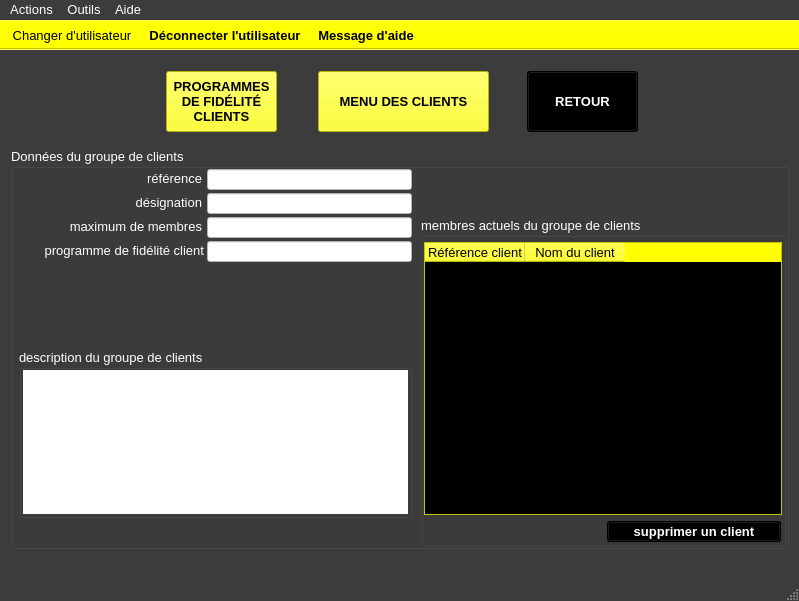
First picture: the form in ui/crm/details/yeroth-erp-details-dun-groupe-de-clients-window.ui, repository xnoumbissinoundou/yeroth-erp-3.0, before the edit.
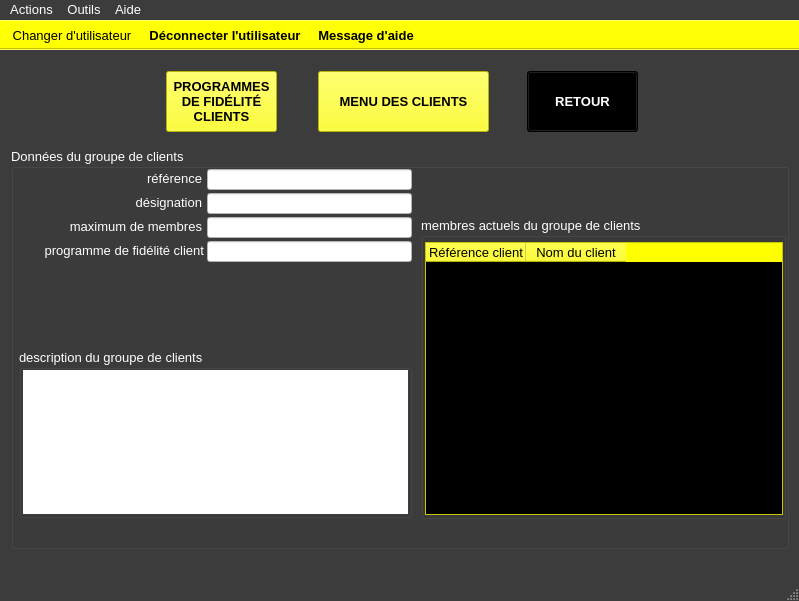
Second picture: the form after the edit. Icons and pictures are not drawn. Custom widgets are drawn as their Qt base class.

```diff
--- a/ui/crm/details/yeroth-erp-details-dun-groupe-de-clients-window.ui
+++ b/ui/crm/details/yeroth-erp-details-dun-groupe-de-clients-window.ui
@@ -4215,7 +4215,7 @@
        <x>410</x>
        <y>69</y>
        <width>365</width>
-       <height>329</height>
+       <height>302</height>
       </rect>
      </property>
      <property name="palette">
@@ -4644,7 +4644,7 @@
      <widget class="YerothCreerUnGroupeDeClientsTableWidget" name="tableWidget_details_dun_groupe_de_clients_membres_initiaux_du_groupe">
       <property name="geometry">
        <rect>
-        <x>3</x>
+        <x>4</x>
         <y>25</y>
         <width>358</width>
         <height>273</height>
@@ -5958,444 +5958,6 @@
        <set>Qt::AlignRight|Qt::AlignTrailing|Qt::AlignVCenter</set>
       </property>
      </widget>
-     <widget class="YerothPushButton" name="pushButton_supprimer_membre_du_groupe_de_clients">
-      <property name="geometry">
-       <rect>
-        <x>186</x>
-        <y>304</y>
-        <width>174</width>
-        <height>21</height>
-       </rect>
-      </property>
-      <property name="palette">
-       <palette>
-        <active>
-         <colorrole role="WindowText">
-          <brush brushstyle="SolidPattern">
-           <color alpha="255">
-            <red>255</red>
-            <green>255</green>
-            <blue>255</blue>
-           </color>
-          </brush>
-         </colorrole>
-         <colorrole role="Button">
-          <brush brushstyle="SolidPattern">
-           <color alpha="255">
-            <red>0</red>
-            <green>0</green>
-            <blue>0</blue>
-           </color>
-          </brush>
-         </colorrole>
-         <colorrole role="Light">
-          <brush brushstyle="SolidPattern">
-           <color alpha="255">
-            <red>0</red>
-            <green>0</green>
-            <blue>0</blue>
-           </color>
-          </brush>
-         </colorrole>
-         <colorrole role="Midlight">
-          <brush brushstyle="SolidPattern">
-           <color alpha="255">
-            <red>0</red>
-            <green>0</green>
-            <blue>0</blue>
-           </color>
-          </brush>
-         </colorrole>
-         <colorrole role="Dark">
-          <brush brushstyle="SolidPattern">
-           <color alpha="255">
-            <red>0</red>
-            <green>0</green>
-            <blue>0</blue>
-           </color>
-          </brush>
-         </colorrole>
-         <colorrole role="Mid">
-          <brush brushstyle="SolidPattern">
-           <color alpha="255">
-            <red>0</red>
-            <green>0</green>
-            <blue>0</blue>
-           </color>
-          </brush>
-         </colorrole>
-         <colorrole role="Text">
-          <brush brushstyle="SolidPattern">
-           <color alpha="255">
-            <red>255</red>
-            <green>255</green>
-            <blue>255</blue>
-           </color>
-          </brush>
-         </colorrole>
-         <colorrole role="BrightText">
-          <brush brushstyle="SolidPattern">
-           <color alpha="255">
-            <red>255</red>
-            <green>255</green>
-            <blue>255</blue>
-           </color>
-          </brush>
-         </colorrole>
-         <colorrole role="ButtonText">
-          <brush brushstyle="SolidPattern">
-           <color alpha="255">
-            <red>255</red>
-            <green>255</green>
-            <blue>255</blue>
-           </color>
-          </brush>
-         </colorrole>
-         <colorrole role="Base">
-          <brush brushstyle="SolidPattern">
-           <color alpha="255">
-            <red>0</red>
-            <green>0</green>
-            <blue>0</blue>
-           </color>
-          </brush>
-         </colorrole>
-         <colorrole role="Window">
-          <brush brushstyle="SolidPattern">
-           <color alpha="255">
-            <red>0</red>
-            <green>0</green>
-            <blue>0</blue>
-           </color>
-          </brush>
-         </colorrole>
-         <colorrole role="Shadow">
-          <brush brushstyle="SolidPattern">
-           <color alpha="255">
-            <red>0</red>
-            <green>0</green>
-            <blue>0</blue>
-           </color>
-          </brush>
-         </colorrole>
-         <colorrole role="AlternateBase">
-          <brush brushstyle="SolidPattern">
-           <color alpha="255">
-            <red>0</red>
-            <green>0</green>
-            <blue>0</blue>
-           </color>
-          </brush>
-         </colorrole>
-         <colorrole role="ToolTipBase">
-          <brush brushstyle="SolidPattern">
-           <color alpha="255">
-            <red>255</red>
-            <green>255</green>
-            <blue>220</blue>
-           </color>
-          </brush>
-         </colorrole>
-         <colorrole role="ToolTipText">
-          <brush brushstyle="SolidPattern">
-           <color alpha="255">
-            <red>0</red>
-            <green>0</green>
-            <blue>0</blue>
-           </color>
-          </brush>
-         </colorrole>
-        </active>
-        <inactive>
-         <colorrole role="WindowText">
-          <brush brushstyle="SolidPattern">
-           <color alpha="255">
-            <red>255</red>
-            <green>255</green>
-            <blue>255</blue>
-           </color>
-          </brush>
-         </colorrole>
-         <colorrole role="Button">
-          <brush brushstyle="SolidPattern">
-           <color alpha="255">
-            <red>0</red>
-            <green>0</green>
-            <blue>0</blue>
-           </color>
-          </brush>
-         </colorrole>
-         <colorrole role="Light">
-          <brush brushstyle="SolidPattern">
-           <color alpha="255">
-            <red>0</red>
-            <green>0</green>
-            <blue>0</blue>
-           </color>
-          </brush>
-         </colorrole>
-         <colorrole role="Midlight">
-          <brush brushstyle="SolidPattern">
-           <color alpha="255">
-            <red>0</red>
-            <green>0</green>
-            <blue>0</blue>
-           </color>
-          </brush>
-         </colorrole>
-         <colorrole role="Dark">
-          <brush brushstyle="SolidPattern">
-           <color alpha="255">
-            <red>0</red>
-            <green>0</green>
-            <blue>0</blue>
-           </color>
-          </brush>
-         </colorrole>
-         <colorrole role="Mid">
-          <brush brushstyle="SolidPattern">
-           <color alpha="255">
-            <red>0</red>
-            <green>0</green>
-            <blue>0</blue>
-           </color>
-          </brush>
-         </colorrole>
-         <colorrole role="Text">
-          <brush brushstyle="SolidPattern">
-           <color alpha="255">
-            <red>255</red>
-            <green>255</green>
-            <blue>255</blue>
-           </color>
-          </brush>
-         </colorrole>
-         <colorrole role="BrightText">
-          <brush brushstyle="SolidPattern">
-           <color alpha="255">
-            <red>255</red>
-            <green>255</green>
-            <blue>255</blue>
-           </color>
-          </brush>
-         </colorrole>
-         <colorrole role="ButtonText">
-          <brush brushstyle="SolidPattern">
-           <color alpha="255">
-            <red>255</red>
-            <green>255</green>
-            <blue>255</blue>
-           </color>
-          </brush>
-         </colorrole>
-         <colorrole role="Base">
-          <brush brushstyle="SolidPattern">
-           <color alpha="255">
-            <red>0</red>
-            <green>0</green>
-            <blue>0</blue>
-           </color>
-          </brush>
-         </colorrole>
-         <colorrole role="Window">
-          <brush brushstyle="SolidPattern">
-           <color alpha="255">
-            <red>0</red>
-            <green>0</green>
-            <blue>0</blue>
-           </color>
-          </brush>
-         </colorrole>
-         <colorrole role="Shadow">
-          <brush brushstyle="SolidPattern">
-           <color alpha="255">
-            <red>0</red>
-            <green>0</green>
-            <blue>0</blue>
-           </color>
-          </brush>
-         </colorrole>
-         <colorrole role="AlternateBase">
-          <brush brushstyle="SolidPattern">
-           <color alpha="255">
-            <red>0</red>
-            <green>0</green>
-            <blue>0</blue>
-           </color>
-          </brush>
-         </colorrole>
-         <colorrole role="ToolTipBase">
-          <brush brushstyle="SolidPattern">
-           <color alpha="255">
-            <red>255</red>
-            <green>255</green>
-            <blue>220</blue>
-           </color>
-          </brush>
-         </colorrole>
-         <colorrole role="ToolTipText">
-          <brush brushstyle="SolidPattern">
-           <color alpha="255">
-            <red>0</red>
-            <green>0</green>
-            <blue>0</blue>
-           </color>
-          </brush>
-         </colorrole>
-        </inactive>
-        <disabled>
-         <colorrole role="WindowText">
-          <brush brushstyle="SolidPattern">
-           <color alpha="255">
-            <red>0</red>
-            <green>0</green>
-            <blue>0</blue>
-           </color>
-          </brush>
-         </colorrole>
-         <colorrole role="Button">
-          <brush brushstyle="SolidPattern">
-           <color alpha="255">
-            <red>0</red>
-            <green>0</green>
-            <blue>0</blue>
-           </color>
-          </brush>
-         </colorrole>
-         <colorrole role="Light">
-          <brush brushstyle="SolidPattern">
-           <color alpha="255">
-            <red>0</red>
-            <green>0</green>
-            <blue>0</blue>
-           </color>
-          </brush>
-         </colorrole>
-         <colorrole role="Midlight">
-          <brush brushstyle="SolidPattern">
-           <color alpha="255">
-            <red>0</red>
-            <green>0</green>
-            <blue>0</blue>
-           </color>
-          </brush>
-         </colorrole>
-         <colorrole role="Dark">
-          <brush brushstyle="SolidPattern">
-           <color alpha="255">
-            <red>0</red>
-            <green>0</green>
-            <blue>0</blue>
-           </color>
-          </brush>
-         </colorrole>
-         <colorrole role="Mid">
-          <brush brushstyle="SolidPattern">
-           <color alpha="255">
-            <red>0</red>
-            <green>0</green>
-            <blue>0</blue>
-           </color>
-          </brush>
-         </colorrole>
-         <colorrole role="Text">
-          <brush brushstyle="SolidPattern">
-           <color alpha="255">
-            <red>0</red>
-            <green>0</green>
-            <blue>0</blue>
-           </color>
-          </brush>
-         </colorrole>
-         <colorrole role="BrightText">
-          <brush brushstyle="SolidPattern">
-           <color alpha="255">
-            <red>255</red>
-            <green>255</green>
-            <blue>255</blue>
-           </color>
-          </brush>
-         </colorrole>
-         <colorrole role="ButtonText">
-          <brush brushstyle="SolidPattern">
-           <color alpha="255">
-            <red>0</red>
-            <green>0</green>
-            <blue>0</blue>
-           </color>
-          </brush>
-         </colorrole>
-         <colorrole role="Base">
-          <brush brushstyle="SolidPattern">
-           <color alpha="255">
-            <red>0</red>
-            <green>0</green>
-            <blue>0</blue>
-           </color>
-          </brush>
-         </colorrole>
-         <colorrole role="Window">
-          <brush brushstyle="SolidPattern">
-           <color alpha="255">
-            <red>0</red>
-            <green>0</green>
-            <blue>0</blue>
-           </color>
-          </brush>
-         </colorrole>
-         <colorrole role="Shadow">
-          <brush brushstyle="SolidPattern">
-           <color alpha="255">
-            <red>0</red>
-            <green>0</green>
-            <blue>0</blue>
-           </color>
-          </brush>
-         </colorrole>
-         <colorrole role="AlternateBase">
-          <brush brushstyle="SolidPattern">
-           <color alpha="255">
-            <red>0</red>
-            <green>0</green>
-            <blue>0</blue>
-           </color>
-          </brush>
-         </colorrole>
-         <colorrole role="ToolTipBase">
-          <brush brushstyle="SolidPattern">
-           <color alpha="255">
-            <red>255</red>
-            <green>255</green>
-            <blue>220</blue>
-           </color>
-          </brush>
-         </colorrole>
-         <colorrole role="ToolTipText">
-          <brush brushstyle="SolidPattern">
-           <color alpha="255">
-            <red>0</red>
-            <green>0</green>
-            <blue>0</blue>
-           </color>
-          </brush>
-         </colorrole>
-        </disabled>
-       </palette>
-      </property>
-      <property name="font">
-       <font>
-        <pointsize>10</pointsize>
-        <weight>75</weight>
-        <bold>true</bold>
-       </font>
-      </property>
-      <property name="toolTip">
-       <string>Poursuivre avec la vente</string>
-      </property>
-      <property name="text">
-       <string>supprimer un client</string>
-      </property>
-     </widget>
     </widget>
     <widget class="QLabel" name="label_details_dun_groupe_de_clients_programme_de_fidelite_de_clients">
      <property name="geometry">
```
